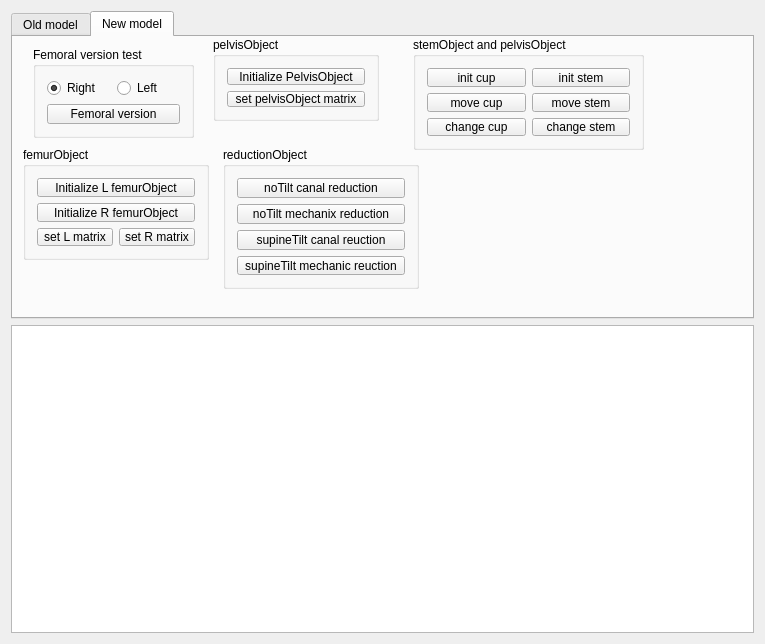
zhaomengxiao/LancetMITK-Adition, file Plugins/org.mitk.lancet.hipplanning/src/internal/THAPlanningControls.ui: the form before one commit.
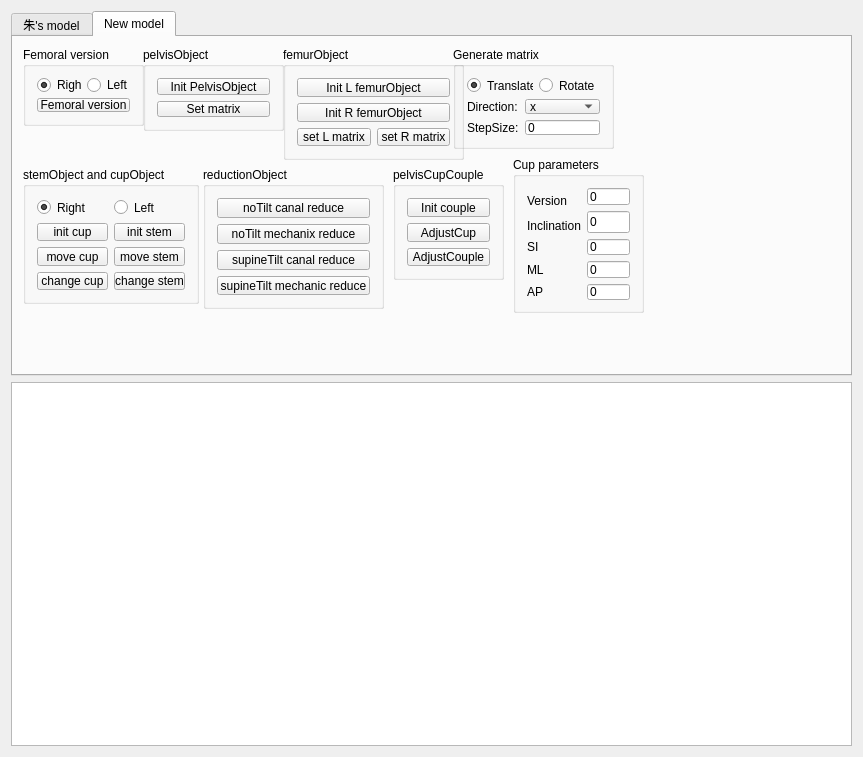
The form after the commit.

Commit message: Fix(THAplanning): pelvisCupCouple test and fix

```diff
--- a/Plugins/org.mitk.lancet.hipplanning/src/internal/THAPlanningControls.ui
+++ b/Plugins/org.mitk.lancet.hipplanning/src/internal/THAPlanningControls.ui
@@ -6,8 +6,8 @@
    <rect>
     <x>0</x>
     <y>0</y>
-    <width>765</width>
-    <height>644</height>
+    <width>863</width>
+    <height>757</height>
    </rect>
   </property>
   <property name="minimumSize">
@@ -30,7 +30,7 @@
      </property>
      <widget class="QWidget" name="tab">
       <attribute name="title">
-       <string>Old model</string>
+       <string>朱's model</string>
       </attribute>
       <widget class="QPushButton" name="pushButton_currentConstruct">
        <property name="geometry">
@@ -184,14 +184,14 @@
       <widget class="QGroupBox" name="groupBox">
        <property name="geometry">
         <rect>
-         <x>20</x>
+         <x>10</x>
          <y>10</y>
-         <width>161</width>
-         <height>91</height>
+         <width>121</width>
+         <height>79</height>
         </rect>
        </property>
        <property name="title">
-        <string>Femoral version test</string>
+        <string>Femoral version</string>
        </property>
        <layout class="QGridLayout" name="gridLayout_3">
         <item row="0" column="0">
@@ -227,9 +227,9 @@
       <widget class="QGroupBox" name="groupBox_2">
        <property name="geometry">
         <rect>
-         <x>200</x>
-         <y>0</y>
-         <width>166</width>
+         <x>130</x>
+         <y>10</y>
+         <width>141</width>
          <height>84</height>
         </rect>
        </property>
@@ -240,14 +240,14 @@
         <item row="0" column="0">
          <widget class="QPushButton" name="pushButton_initializePelvisObject">
           <property name="text">
-           <string>Initialize PelvisObject</string>
+           <string>Init PelvisObject</string>
           </property>
          </widget>
         </item>
         <item row="1" column="0">
          <widget class="QPushButton" name="pushButton_movePelvisObject">
           <property name="text">
-           <string>set pelvisObject matrix</string>
+           <string>Set matrix</string>
           </property>
          </widget>
         </item>
@@ -256,9 +256,9 @@
       <widget class="QGroupBox" name="groupBox_3">
        <property name="geometry">
         <rect>
-         <x>10</x>
-         <y>110</y>
-         <width>186</width>
+         <x>270</x>
+         <y>10</y>
+         <width>181</width>
          <height>113</height>
         </rect>
        </property>
@@ -266,17 +266,10 @@
         <string>femurObject</string>
        </property>
        <layout class="QGridLayout" name="gridLayout_5">
-        <item row="0" column="0" colspan="2">
-         <widget class="QPushButton" name="pushButton_initializeLfemurObject">
-          <property name="text">
-           <string>Initialize L femurObject</string>
-          </property>
-         </widget>
-        </item>
         <item row="1" column="0" colspan="2">
          <widget class="QPushButton" name="pushButton_initializeRfemurObject">
           <property name="text">
-           <string>Initialize R femurObject</string>
+           <string>Init R femurObject</string>
           </property>
          </widget>
         </item>
@@ -287,6 +280,13 @@
           </property>
          </widget>
         </item>
+        <item row="0" column="0" colspan="2">
+         <widget class="QPushButton" name="pushButton_initializeLfemurObject">
+          <property name="text">
+           <string>Init L femurObject</string>
+          </property>
+         </widget>
+        </item>
         <item row="2" column="1">
          <widget class="QPushButton" name="pushButton_moveRfemurObject">
           <property name="text">
@@ -299,9 +299,9 @@
       <widget class="QGroupBox" name="groupBox_4">
        <property name="geometry">
         <rect>
-         <x>210</x>
-         <y>110</y>
-         <width>196</width>
+         <x>190</x>
+         <y>130</y>
+         <width>181</width>
          <height>142</height>
         </rect>
        </property>
@@ -312,28 +312,28 @@
         <item row="0" column="0">
          <widget class="QPushButton" name="pushButton_noTiltCanalReduction">
           <property name="text">
-           <string>noTilt canal reduction</string>
+           <string>noTilt canal reduce</string>
           </property>
          </widget>
         </item>
         <item row="1" column="0">
          <widget class="QPushButton" name="pushButton_noTiltMechanicReduction">
           <property name="text">
-           <string>noTilt mechanix reduction</string>
+           <string>noTilt mechanix reduce</string>
           </property>
          </widget>
         </item>
         <item row="2" column="0">
          <widget class="QPushButton" name="pushButton_supineCanalReduction">
           <property name="text">
-           <string>supineTilt canal reuction</string>
+           <string>supineTilt canal reduce</string>
           </property>
          </widget>
         </item>
         <item row="3" column="0">
          <widget class="QPushButton" name="pushButton_supineMechanicReduction">
           <property name="text">
-           <string>supineTilt mechanic reuction</string>
+           <string>supineTilt mechanic reduce</string>
           </property>
          </widget>
         </item>
@@ -342,52 +342,73 @@
       <widget class="QGroupBox" name="groupBox_5">
        <property name="geometry">
         <rect>
-         <x>400</x>
-         <y>0</y>
-         <width>231</width>
-         <height>113</height>
+         <x>10</x>
+         <y>130</y>
+         <width>176</width>
+         <height>137</height>
         </rect>
        </property>
        <property name="title">
-        <string>stemObject and pelvisObject</string>
+        <string>stemObject and cupObject</string>
        </property>
        <layout class="QGridLayout" name="gridLayout_7">
-        <item row="0" column="0">
+        <item row="0" column="0" colspan="2">
+         <layout class="QHBoxLayout" name="horizontalLayout_2">
+          <item>
+           <widget class="QRadioButton" name="radioButton_implantObject_R">
+            <property name="text">
+             <string>Right</string>
+            </property>
+            <property name="checked">
+             <bool>true</bool>
+            </property>
+           </widget>
+          </item>
+          <item>
+           <widget class="QRadioButton" name="radioButton_implantObject_L">
+            <property name="text">
+             <string>Left</string>
+            </property>
+           </widget>
+          </item>
+         </layout>
+        </item>
+        <item row="1" column="0">
          <widget class="QPushButton" name="pushButton_initCupObject">
           <property name="text">
            <string>init cup</string>
           </property>
          </widget>
         </item>
-        <item row="0" column="1">
+        <item row="1" column="1">
          <widget class="QPushButton" name="pushButton_initStemObject">
           <property name="text">
            <string>init stem</string>
           </property>
          </widget>
         </item>
-        <item row="1" column="0">
+        <item row="2" column="0">
          <widget class="QPushButton" name="pushButton_moveCupObject">
           <property name="text">
            <string>move cup</string>
           </property>
          </widget>
         </item>
-        <item row="1" column="1">
+        <item row="2" column="1">
          <widget class="QPushButton" name="pushButton_moveStemObject">
           <property name="text">
            <string>move stem</string>
           </property>
          </widget>
         </item>
-        <item row="2" column="0">
+        <item row="3" column="0">
          <widget class="QPushButton" name="pushButton_changeCupObject">
           <property name="text">
            <string>change cup</string>
           </property>
          </widget>
         </item>
-        <item row="2" column="1">
+        <item row="3" column="1">
          <widget class="QPushButton" name="pushButton_changeStemObject">
           <property name="text">
            <string>change stem</string>
@@ -396,6 +417,203 @@
         </item>
        </layout>
       </widget>
+      <widget class="QGroupBox" name="groupBox_6">
+       <property name="geometry">
+        <rect>
+         <x>380</x>
+         <y>130</y>
+         <width>111</width>
+         <height>113</height>
+        </rect>
+       </property>
+       <property name="title">
+        <string>pelvisCupCouple</string>
+       </property>
+       <layout class="QGridLayout" name="gridLayout_9">
+        <item row="0" column="0">
+         <widget class="QPushButton" name="pushButton_initPelvisCupCouple">
+          <property name="text">
+           <string>Init couple</string>
+          </property>
+         </widget>
+        </item>
+        <item row="1" column="0">
+         <widget class="QPushButton" name="pushButton_adjustCup">
+          <property name="text">
+           <string>AdjustCup</string>
+          </property>
+         </widget>
+        </item>
+        <item row="2" column="0">
+         <widget class="QPushButton" name="pushButton_adjustCouple">
+          <property name="text">
+           <string>AdjustCouple</string>
+          </property>
+         </widget>
+        </item>
+       </layout>
+      </widget>
+      <widget class="QGroupBox" name="groupBox_7">
+       <property name="geometry">
+        <rect>
+         <x>440</x>
+         <y>10</y>
+         <width>161</width>
+         <height>102</height>
+        </rect>
+       </property>
+       <property name="title">
+        <string>Generate matrix</string>
+       </property>
+       <layout class="QGridLayout" name="gridLayout_8">
+        <item row="3" column="1">
+         <widget class="QLineEdit" name="lineEdit_moveStepSize">
+          <property name="text">
+           <string>0</string>
+          </property>
+         </widget>
+        </item>
+        <item row="0" column="0" colspan="2">
+         <layout class="QHBoxLayout" name="horizontalLayout_3">
+          <item>
+           <widget class="QRadioButton" name="radioButton_translate">
+            <property name="text">
+             <string>Translate</string>
+            </property>
+            <property name="checked">
+             <bool>true</bool>
+            </property>
+           </widget>
+          </item>
+          <item>
+           <widget class="QRadioButton" name="radioButton_rotate">
+            <property name="text">
+             <string>Rotate</string>
+            </property>
+           </widget>
+          </item>
+         </layout>
+        </item>
+        <item row="2" column="0">
+         <widget class="QLabel" name="label_6">
+          <property name="text">
+           <string>Direction:</string>
+          </property>
+         </widget>
+        </item>
+        <item row="3" column="0">
+         <widget class="QLabel" name="label_7">
+          <property name="text">
+           <string>StepSize:</string>
+          </property>
+         </widget>
+        </item>
+        <item row="2" column="1">
+         <widget class="QComboBox" name="comboBox_direction">
+          <item>
+           <property name="text">
+            <string>x</string>
+           </property>
+          </item>
+          <item>
+           <property name="text">
+            <string>y</string>
+           </property>
+          </item>
+          <item>
+           <property name="text">
+            <string>z</string>
+           </property>
+          </item>
+         </widget>
+        </item>
+       </layout>
+      </widget>
+      <widget class="QGroupBox" name="groupBox_8">
+       <property name="geometry">
+        <rect>
+         <x>500</x>
+         <y>120</y>
+         <width>131</width>
+         <height>156</height>
+        </rect>
+       </property>
+       <property name="title">
+        <string>Cup parameters</string>
+       </property>
+       <layout class="QGridLayout" name="gridLayout_10">
+        <item row="0" column="0" rowspan="2">
+         <widget class="QLabel" name="label_9">
+          <property name="text">
+           <string>Version</string>
+          </property>
+         </widget>
+        </item>
+        <item row="0" column="1">
+         <widget class="QLineEdit" name="lineEdit_cupVersion">
+          <property name="text">
+           <string>0</string>
+          </property>
+         </widget>
+        </item>
+        <item row="1" column="1" rowspan="2">
+         <widget class="QLineEdit" name="lineEdit_cupInclination">
+          <property name="text">
+           <string>0</string>
+          </property>
+         </widget>
+        </item>
+        <item row="2" column="0">
+         <widget class="QLabel" name="label_10">
+          <property name="text">
+           <string>Inclination</string>
+          </property>
+         </widget>
+        </item>
+        <item row="3" column="0">
+         <widget class="QLabel" name="label_11">
+          <property name="text">
+           <string>SI</string>
+          </property>
+         </widget>
+        </item>
+        <item row="3" column="1">
+         <widget class="QLineEdit" name="lineEdit_cupCOR_si">
+          <property name="text">
+           <string>0</string>
+          </property>
+         </widget>
+        </item>
+        <item row="4" column="0">
+         <widget class="QLabel" name="label_12">
+          <property name="text">
+           <string>ML</string>
+          </property>
+         </widget>
+        </item>
+        <item row="4" column="1">
+         <widget class="QLineEdit" name="lineEdit_cupCOR_ml">
+          <property name="text">
+           <string>0</string>
+          </property>
+         </widget>
+        </item>
+        <item row="5" column="0">
+         <widget class="QLabel" name="label_8">
+          <property name="text">
+           <string>AP</string>
+          </property>
+         </widget>
+        </item>
+        <item row="5" column="1">
+         <widget class="QLineEdit" name="lineEdit_cupCOR_ap">
+          <property name="text">
+           <string>0</string>
+          </property>
+         </widget>
+        </item>
+       </layout>
+      </widget>
      </widget>
     </widget>
    </item>
```
The commit also changes 4 other files.
